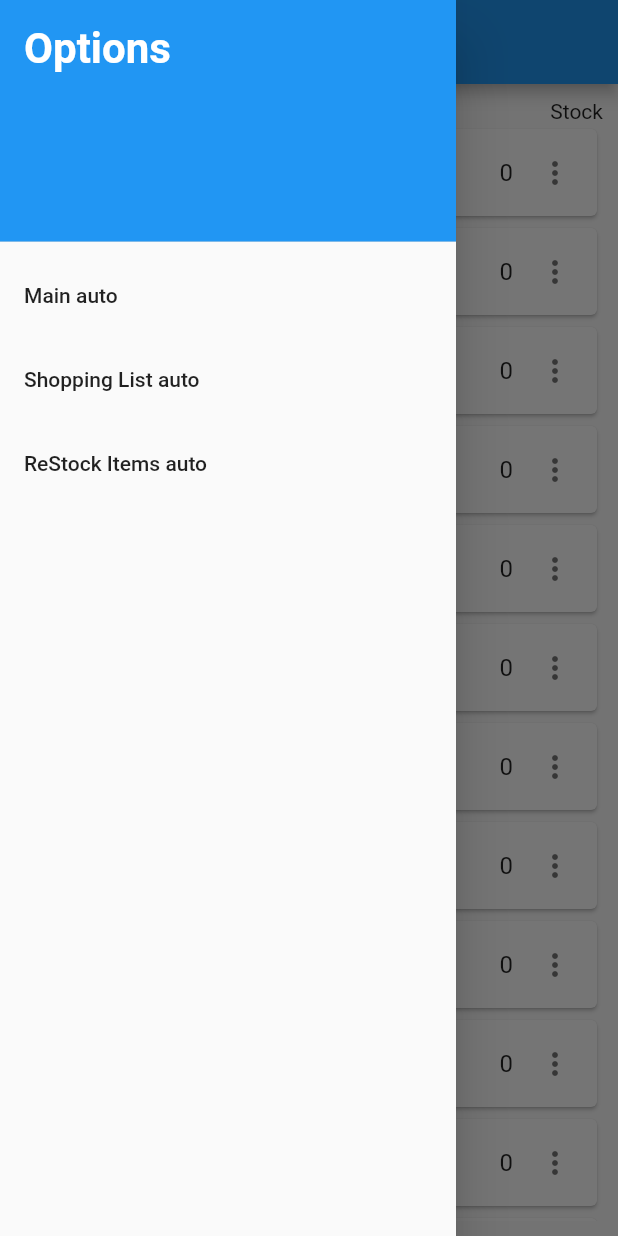
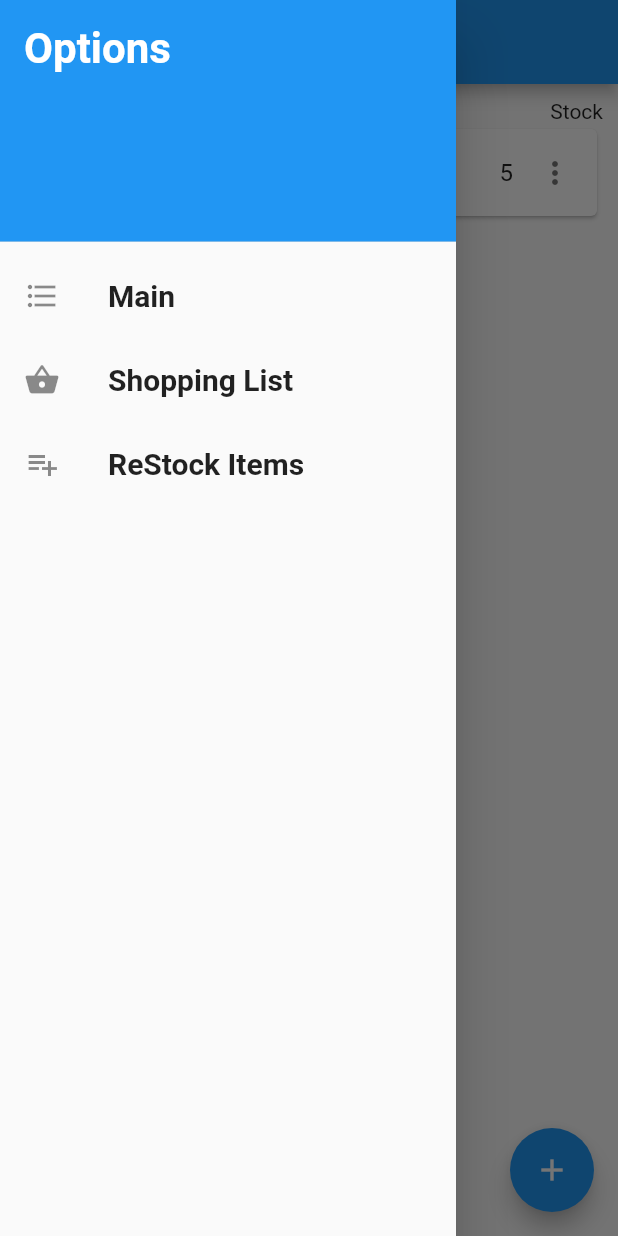
Before and after one commit to Nadav183/Shopping-Cart, a Flutter app: the screen it shows after launch, with the side drawer open, on a phone screen of 412 x 824 dp. Run offline on Flutter 3.47's test engine with Material 2 defaults, Android fonts, the phone set to English and light mode, and no system bars; drawn by our look-alikes of flutter_speed_dial; our stand-ins replace sqflite; accounts and stored records are empty.

Commit message:
Added a "Speed Dial" button with a "Add Item" option on it. exists in float.dart file. Added addForm.dart file to pages, still need to complete the form itself - taking input from user to add a grocery item.

```diff
--- a/lib/assets/drawer.dart
+++ b/lib/assets/drawer.dart
@@ -14,12 +14,15 @@ Widget myDrawer(Function func, Map pages) {
             child: Text('Options', style: text['header']),
           ),
           ...((pages.keys).map((pageKey) {
-            return ListTile(
-              title: Text('${pages[pageKey][1]} auto'),
+            return Center(child: ListTile(
+              key: Key('${pageKey}_listTile'),
+              leading: pages[pageKey][2],
+              title: Text('${pages[pageKey][1]}', style: text['drawerOption']),
               onTap: () {
                 func(pageKey);
                 Navigator.pop(context);
               },
+            ),
             );
           })),
         ],
--- /dev/null
+++ b/lib/assets/float.dart
@@ -0,0 +1,28 @@
+import 'package:flutter/material.dart';
+import 'package:flutter_speed_dial/flutter_speed_dial.dart';
+import '../pages/addForm.dart';
+
+Widget myFloatingButton(Function addFunc,Function removeFunc) {
+  return Builder(builder: (context) => SpeedDial(
+    child: Icon(Icons.add),
+    children: <SpeedDialChild>[
+      SpeedDialChild(
+        child: Icon(Icons.add, color: Colors.white),
+        label: 'Add item',
+        backgroundColor: Colors.green,
+        onTap: () {
+          Navigator.push(
+              context,
+              MaterialPageRoute(builder: (context) => AddForm())
+          );
+          print('pushAddForm was called');
+        },
+      ),
+      SpeedDialChild(
+        child: Icon(Icons.remove, color: Colors.white),
+        label: 'Remove item',
+        backgroundColor: Colors.red,
+      ),
+    ],
+  ));
+}
--- a/lib/database.dart
+++ b/lib/database.dart
@@ -3,6 +3,7 @@ import './assets/item.dart';
 
 import 'package:sqflite/sqflite.dart';
 import 'package:path/path.dart';
+
 
 Future<Database> groceryDatabase() async{
   final Future<Database> database = openDatabase(
@@ -28,6 +29,7 @@ Future<void> insertItem(Item item) async {
   );
 }
 
+
 final onion = Item(
   id: 0,
   name: 'Onion',
@@ -36,6 +38,4 @@ final onion = Item(
   amountBase: 7,
 );
 
-void main() async{
-  await insertItem(onion);
-}
+var items = [onion,];
--- a/lib/main.dart
+++ b/lib/main.dart
@@ -5,8 +5,11 @@ import 'pages/shop.dart';
 import 'style/designStyle.dart';
 import 'assets/drawer.dart';
 import 'pages/restock.dart';
+//import './database.dart';
+import 'assets/float.dart';
+import 'pages/addForm.dart';
 
-void main() => runApp(MyApp());
+void main() async => runApp(MyApp());
 
 class MyApp extends StatefulWidget {
   @override
@@ -18,17 +21,25 @@ class MyApp extends StatefulWidget {
 class _MyAppState extends State<MyApp> {
   var curPage = 'index';
   var bodyPage = {
-    'index': [Index(),'Main'],
-    'shop':[Shop(),'Shopping List'],
-    'restock':[ReStock(),'ReStock Items'],
+    'index': [Index(),'Main',Icon(Icons.format_list_bulleted)],
+    'shop':[Shop(),'Shopping List', Icon(Icons.shopping_basket)],
+    'restock':[ReStock(),'ReStock Items', Icon(Icons.playlist_add)],
   };
   void _changePage(String page) => setState(() {curPage = page;});
+  void pushAddForm(){
+    Navigator.push(
+      context,
+      MaterialPageRoute(builder: (context) => AddForm())
+    );
+    print('pushAddForm was called');
+  }
   @override
   Widget build(BuildContext context) {
     return MaterialApp(home: Scaffold(
         appBar: AppBar(title: Text('My App',style: text['header'])),
         body: (bodyPage[curPage][0]),
-        drawer: myDrawer(_changePage, bodyPage)
+        drawer: myDrawer(_changePage, bodyPage),
+      floatingActionButton: myFloatingButton(pushAddForm,null),
     )
     );
   }
--- a/lib/pages/index.dart
+++ b/lib/pages/index.dart
@@ -1,17 +1,5 @@
 import 'package:flutter/material.dart';
-import '../assets/item.dart';
-var items = [Item(name: 'Onion', pricePerUnit: 1.3,amountInStock: 0,amountBase: 5),
-             Item(name: 'Tomato', pricePerUnit: 2.3,amountInStock: 0,amountBase: 8),
-             Item(name: 'Ground Beef Kilo', pricePerUnit: 32,amountInStock: 0,amountBase: 2),
-  Item(name: 'Ground Beef Kilo', pricePerUnit: 32,amountInStock: 0,amountBase: 2),
-  Item(name: 'Ground Beef Kilo', pricePerUnit: 32,amountInStock: 0,amountBase: 2),
-  Item(name: 'Ground Beef Kilo', pricePerUnit: 32,amountInStock: 0,amountBase: 2),
-  Item(name: 'Ground Beef Kilo', pricePerUnit: 32,amountInStock: 0,amountBase: 2),
-  Item(name: 'Ground Beef Kilo', pricePerUnit: 32,amountInStock: 0,amountBase: 2),
-  Item(name: 'Ground Beef Kilo', pricePerUnit: 32,amountInStock: 0,amountBase: 2),
-  Item(name: 'Ground Beef Kilo', pricePerUnit: 32,amountInStock: 0,amountBase: 2),
-  Item(name: 'Ground Beef Kilo', pricePerUnit: 32,amountInStock: 0,amountBase: 2),
-  Item(name: 'Ground Beef Kilo', pricePerUnit: 32,amountInStock: 0,amountBase: 2),];
+import '../database.dart';
 
 class Index extends StatelessWidget {
 
--- a/lib/style/designStyle.dart
+++ b/lib/style/designStyle.dart
@@ -1,9 +1,17 @@
 import 'package:flutter/material.dart';
 
-var text = {'header': headerTextStyle};
+var text = {
+  'header': headerTextStyle,
+  'drawerOption': drawerOptionStyle,
+};
 
 var headerTextStyle = TextStyle(
   color: Colors.white,
   fontSize: 28,
   fontWeight: FontWeight.bold,
 );
+
+var drawerOptionStyle = TextStyle(
+  fontSize: 20,
+  fontWeight: FontWeight.bold,
+);
--- a/pubspec.yaml
+++ b/pubspec.yaml
@@ -25,6 +25,7 @@ dependencies:
     sdk: flutter
   sqflite: ^1.3.1
   path:
+  flutter_speed_dial: ^1.2.5
 
 
   # The following adds the Cupertino Icons font to your application.
```
Also changed, not shown: lib/pages/addForm.dart (added, +22 -0 lines), pubspec.lock.
